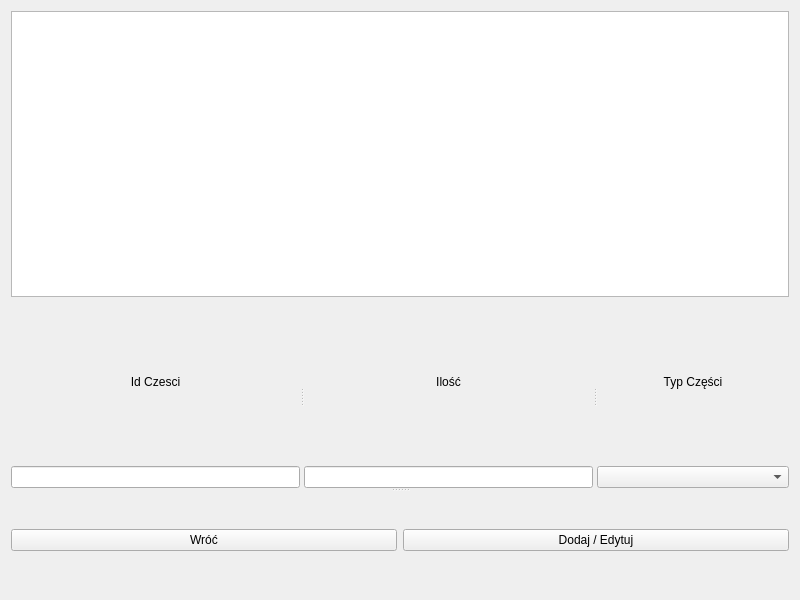
This is zarzadzanieczesciami.ui in MrRandevo/GUI-for-workshop-database as Qt 5 draws it before an edit. The edited form follows.
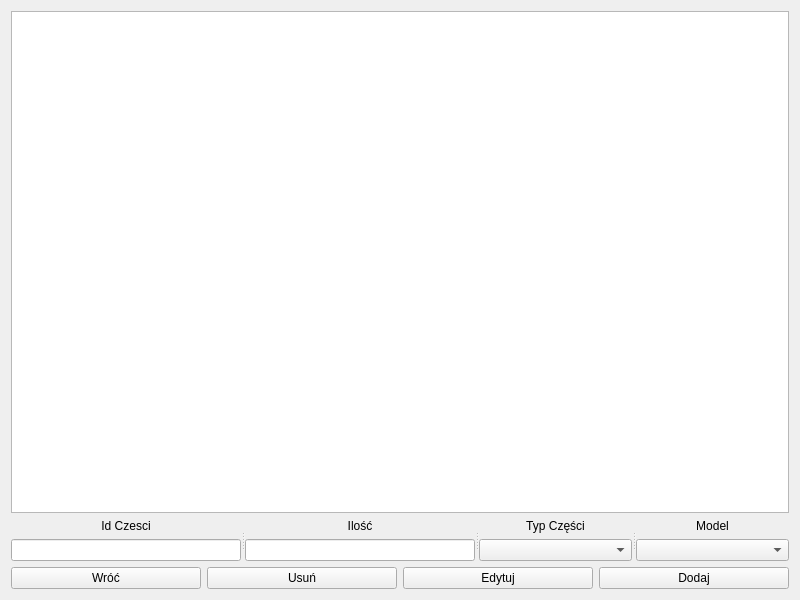
This is the edited form.

```diff
--- a/zarzadzanieczesciami.ui
+++ b/zarzadzanieczesciami.ui
@@ -13,15 +13,11 @@
   <property name="windowTitle">
    <string>Form</string>
   </property>
-  <layout class="QVBoxLayout" name="verticalLayout_4">
+  <layout class="QVBoxLayout" name="verticalLayout_5">
    <item>
     <widget class="QTableView" name="tablica"/>
    </item>
    <item>
-    <widget class="QSplitter" name="splitter_2">
-     <property name="orientation">
-      <enum>Qt::Vertical</enum>
-     </property>
      <widget class="QSplitter" name="splitter">
       <property name="orientation">
        <enum>Qt::Horizontal</enum>
@@ -60,7 +56,7 @@
         </item>
        </layout>
       </widget>
-      <widget class="QWidget" name="">
+     <widget class="QWidget" name="layoutWidget">
        <layout class="QVBoxLayout" name="verticalLayout_3">
         <item>
          <widget class="QLabel" name="label">
@@ -77,8 +73,26 @@
         </item>
        </layout>
       </widget>
-     </widget>
-     <widget class="QWidget" name="">
+     <widget class="QWidget" name="layoutWidget_2">
+      <layout class="QVBoxLayout" name="verticalLayout_4">
+       <item>
+        <widget class="QLabel" name="label_2">
+         <property name="text">
+          <string>Model</string>
+         </property>
+         <property name="alignment">
+          <set>Qt::AlignCenter</set>
+         </property>
+        </widget>
+       </item>
+       <item>
+        <widget class="QComboBox" name="Model_Box"/>
+       </item>
+      </layout>
+     </widget>
+    </widget>
+   </item>
+   <item>
       <layout class="QHBoxLayout" name="horizontalLayout">
        <item>
         <widget class="QPushButton" name="Wroc_Button">
@@ -90,13 +104,25 @@
        <item>
         <widget class="QPushButton" name="pushButton">
          <property name="text">
-          <string>Dodaj / Edytuj</string>
+        <string>Usuń</string>
+       </property>
+      </widget>
+     </item>
+     <item>
+      <widget class="QPushButton" name="Edytuj_Button">
+       <property name="text">
+        <string>Edytuj</string>
+       </property>
+      </widget>
+     </item>
+     <item>
+      <widget class="QPushButton" name="Dodaj_Button">
+       <property name="text">
+        <string>Dodaj</string>
          </property>
         </widget>
        </item>
       </layout>
-     </widget>
-    </widget>
    </item>
   </layout>
  </widget>
```
Left out of the diff: 4 changed lines with no effect on the pictures. Lines whose indentation alone changed are shown as unchanged.
